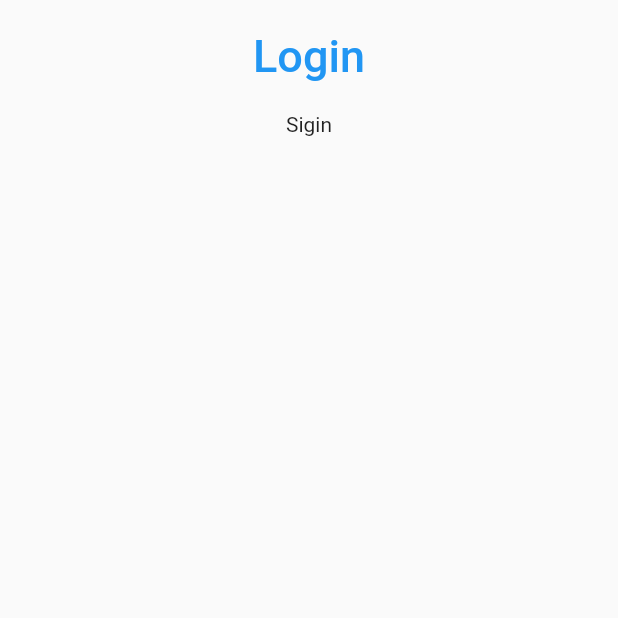
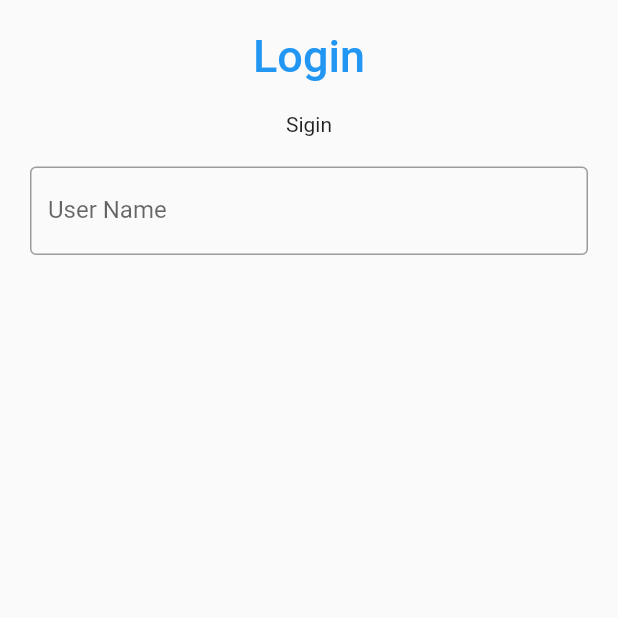
Before and after one commit to Dev-Pong-Sa-Vath/login_screen_1, a Flutter app: the screen it shows after launch, on a phone screen of 412 x 824 dp, the top half of it. Run offline on Flutter 3.47's test engine with Material 2 defaults, Android fonts, the phone set to English and light mode, and no system bars.

Commit message:
Add TextField

```diff
--- a/login_screen_1/lib/login.dart
+++ b/login_screen_1/lib/login.dart
@@ -30,6 +30,14 @@ class _LoginScreenState extends State<LoginScreen> {
             padding: EdgeInsets.all(10),
             child: Text('Sigin'),
           ),
+           Container(
+            padding: EdgeInsets.all(10),
+            child: TextField(
+              controller: nameController,
+              decoration: InputDecoration(
+                  border: OutlineInputBorder(), labelText: 'User Name'),
+            ),
+          ),
       ]),
     ));
   }
```
